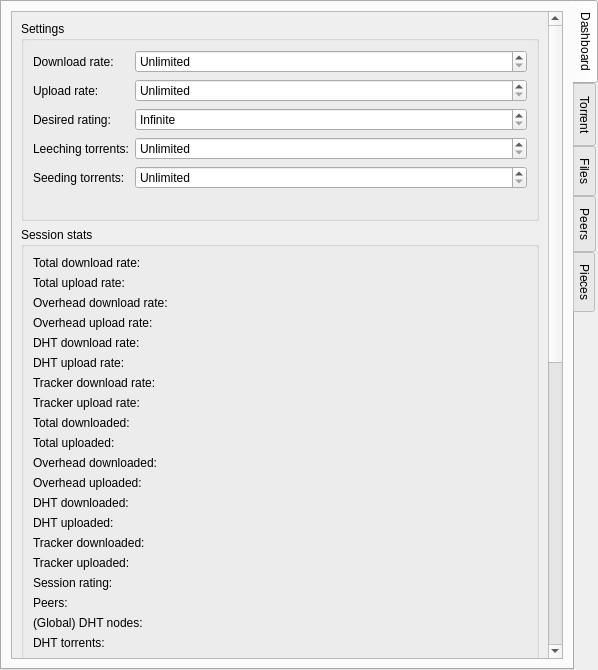
Qt form src/plugins/torrent/tabwidget.ui (0xd34df00d/leechcraft) before a commit.
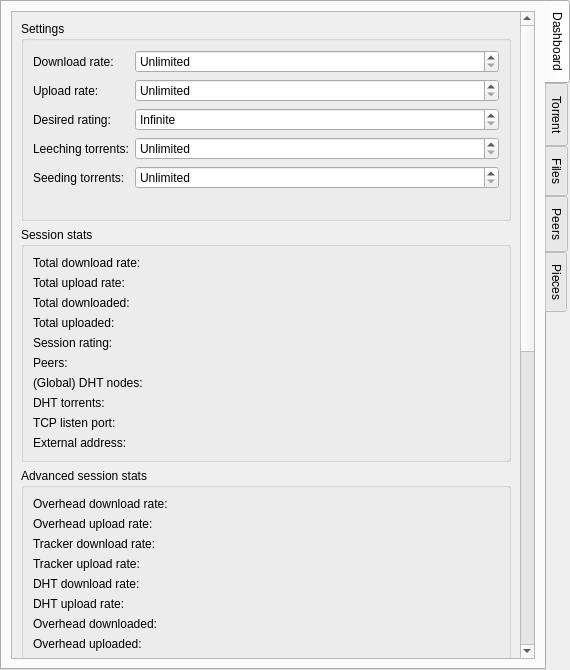
The same form after that commit. Custom widgets are drawn as their Qt base class.

The edit to the form file:
```diff
--- a/src/plugins/torrent/tabwidget.ui
+++ b/src/plugins/torrent/tabwidget.ui
@@ -6,7 +6,7 @@
    <rect>
     <x>0</x>
     <y>0</y>
-    <width>598</width>
+    <width>570</width>
     <height>670</height>
    </rect>
   </property>
@@ -45,9 +45,9 @@
        <property name="geometry" >
         <rect>
          <x>0</x>
-         <y>-643</y>
-         <width>530</width>
-         <height>1370</height>
+         <y>0</y>
+         <width>502</width>
+         <height>1416</height>
         </rect>
        </property>
        <layout class="QVBoxLayout" name="verticalLayout_6" >
@@ -203,14 +203,11 @@
          </widget>
         </item>
         <item>
-         <widget class="QGroupBox" name="groupBox_5" >
+         <widget class="QGroupBox" name="BoxSessionStats_" >
           <property name="title" >
            <string>Session stats</string>
           </property>
           <layout class="QFormLayout" name="formLayout_3" >
-           <property name="fieldGrowthPolicy" >
-            <enum>QFormLayout::ExpandingFieldsGrow</enum>
-           </property>
            <item row="0" column="0" >
             <widget class="QLabel" name="label_22" >
              <property name="text" >
@@ -240,280 +237,292 @@
             </widget>
            </item>
            <item row="2" column="0" >
-            <widget class="QLabel" name="label_53" >
-             <property name="text" >
-              <string>Overhead download rate:</string>
-             </property>
-            </widget>
-           </item>
-           <item row="2" column="1" >
-            <widget class="QLabel" name="LabelOverheadDownloadRate_" >
-             <property name="text" >
-              <string/>
-             </property>
-            </widget>
-           </item>
-           <item row="3" column="0" >
-            <widget class="QLabel" name="label_57" >
-             <property name="text" >
-              <string>Overhead upload rate:</string>
-             </property>
-            </widget>
-           </item>
-           <item row="3" column="1" >
-            <widget class="QLabel" name="LabelOverheadUploadRate_" >
-             <property name="text" >
-              <string/>
-             </property>
-            </widget>
-           </item>
-           <item row="4" column="0" >
-            <widget class="QLabel" name="label_58" >
-             <property name="text" >
-              <string>DHT download rate:</string>
-             </property>
-            </widget>
-           </item>
-           <item row="4" column="1" >
-            <widget class="QLabel" name="LabelDHTDownloadRate_" >
-             <property name="text" >
-              <string/>
-             </property>
-            </widget>
-           </item>
-           <item row="5" column="0" >
-            <widget class="QLabel" name="label_62" >
-             <property name="text" >
-              <string>DHT upload rate:</string>
-             </property>
-            </widget>
-           </item>
-           <item row="5" column="1" >
-            <widget class="QLabel" name="LabelDHTUploadRate_" >
-             <property name="text" >
-              <string/>
-             </property>
-            </widget>
-           </item>
-           <item row="6" column="0" >
-            <widget class="QLabel" name="label_26" >
-             <property name="text" >
-              <string>Tracker download rate:</string>
-             </property>
-            </widget>
-           </item>
-           <item row="6" column="1" >
-            <widget class="QLabel" name="LabelTrackerDownloadRate_" >
-             <property name="text" >
-              <string/>
-             </property>
-            </widget>
-           </item>
-           <item row="7" column="0" >
-            <widget class="QLabel" name="label_27" >
-             <property name="text" >
-              <string>Tracker upload rate:</string>
-             </property>
-            </widget>
-           </item>
-           <item row="7" column="1" >
-            <widget class="QLabel" name="LabelTrackerUploadRate_" >
-             <property name="text" >
-              <string/>
-             </property>
-            </widget>
-           </item>
-           <item row="8" column="0" >
             <widget class="QLabel" name="label_24" >
              <property name="text" >
               <string>Total downloaded:</string>
              </property>
             </widget>
            </item>
-           <item row="9" column="0" >
+           <item row="2" column="1" >
+            <widget class="QLabel" name="LabelTotalDownloaded_" >
+             <property name="text" >
+              <string/>
+             </property>
+            </widget>
+           </item>
+           <item row="3" column="0" >
             <widget class="QLabel" name="label_25" >
              <property name="text" >
               <string>Total uploaded:</string>
              </property>
             </widget>
            </item>
-           <item row="9" column="1" >
+           <item row="3" column="1" >
             <widget class="QLabel" name="LabelTotalUploaded_" >
              <property name="text" >
               <string/>
              </property>
             </widget>
            </item>
-           <item row="16" column="0" >
+           <item row="4" column="0" >
             <widget class="QLabel" name="label_18" >
              <property name="text" >
               <string>Session rating:</string>
              </property>
             </widget>
            </item>
-           <item row="16" column="1" >
+           <item row="4" column="1" >
             <widget class="QLabel" name="LabelSessionRating_" >
              <property name="text" >
               <string/>
              </property>
             </widget>
            </item>
-           <item row="17" column="0" >
+           <item row="5" column="0" >
             <widget class="QLabel" name="label_28" >
              <property name="text" >
               <string>Peers:</string>
              </property>
             </widget>
            </item>
-           <item row="17" column="1" >
+           <item row="5" column="1" >
             <widget class="QLabel" name="LabelTotalPeers_" >
              <property name="text" >
               <string/>
              </property>
             </widget>
            </item>
-           <item row="18" column="0" >
+           <item row="6" column="0" >
             <widget class="QLabel" name="label_29" >
              <property name="text" >
               <string>(Global) DHT nodes:</string>
              </property>
             </widget>
            </item>
-           <item row="18" column="1" >
+           <item row="6" column="1" >
             <widget class="QLabel" name="LabelTotalDHTNodes_" >
              <property name="text" >
               <string/>
              </property>
             </widget>
            </item>
-           <item row="19" column="0" >
+           <item row="7" column="0" >
             <widget class="QLabel" name="label_30" >
              <property name="text" >
               <string>DHT torrents:</string>
              </property>
             </widget>
            </item>
-           <item row="19" column="1" >
+           <item row="7" column="1" >
             <widget class="QLabel" name="LabelDHTTorrents_" >
              <property name="text" >
               <string/>
              </property>
             </widget>
            </item>
-           <item row="20" column="0" >
+           <item row="8" column="0" >
             <widget class="QLabel" name="label_31" >
              <property name="text" >
               <string>TCP listen port:</string>
              </property>
             </widget>
            </item>
-           <item row="20" column="1" >
+           <item row="8" column="1" >
             <widget class="QLabel" name="LabelListenPort_" >
              <property name="text" >
               <string/>
              </property>
             </widget>
            </item>
-           <item row="21" column="0" >
+           <item row="9" column="0" >
             <widget class="QLabel" name="label_61" >
              <property name="text" >
               <string>External address:</string>
              </property>
             </widget>
            </item>
-           <item row="21" column="1" >
+           <item row="9" column="1" >
             <widget class="QLabel" name="LabelExternalAddress_" >
              <property name="text" >
               <string/>
              </property>
             </widget>
            </item>
-           <item row="8" column="1" >
-            <widget class="QLabel" name="LabelTotalDownloaded_" >
-             <property name="text" >
-              <string/>
-             </property>
-            </widget>
-           </item>
-           <item row="10" column="0" >
+          </layout>
+         </widget>
+        </item>
+        <item>
+         <widget class="QGroupBox" name="BoxAdvancedSessionStats_" >
+          <property name="title" >
+           <string>Advanced session stats</string>
+          </property>
+          <layout class="QFormLayout" name="formLayout_8" >
+           <property name="fieldGrowthPolicy" >
+            <enum>QFormLayout::ExpandingFieldsGrow</enum>
+           </property>
+           <item row="6" column="0" >
             <widget class="QLabel" name="label_66" >
              <property name="text" >
               <string>Overhead downloaded:</string>
              </property>
             </widget>
            </item>
-           <item row="11" column="0" >
+           <item row="6" column="1" >
+            <widget class="QLabel" name="LabelOverheadDownloaded_" >
+             <property name="text" >
+              <string/>
+             </property>
+            </widget>
+           </item>
+           <item row="7" column="0" >
             <widget class="QLabel" name="label_67" >
              <property name="text" >
               <string>Overhead uploaded:</string>
              </property>
             </widget>
            </item>
-           <item row="12" column="0" >
-            <widget class="QLabel" name="label_68" >
+           <item row="7" column="1" >
+            <widget class="QLabel" name="LabelOverheadUploaded_" >
              <property name="text" >
-              <string>DHT downloaded:</string>
+              <string/>
              </property>
             </widget>
            </item>
-           <item row="13" column="0" >
-            <widget class="QLabel" name="label_69" >
-             <property name="text" >
-              <string>DHT uploaded:</string>
-             </property>
-            </widget>
-           </item>
-           <item row="14" column="0" >
+           <item row="8" column="0" >
             <widget class="QLabel" name="label_70" >
              <property name="text" >
               <string>Tracker downloaded:</string>
              </property>
             </widget>
            </item>
-           <item row="15" column="0" >
+           <item row="8" column="1" >
+            <widget class="QLabel" name="LabelTrackerDownloaded_" >
+             <property name="text" >
+              <string/>
+             </property>
+            </widget>
+           </item>
+           <item row="9" column="0" >
             <widget class="QLabel" name="label_71" >
              <property name="text" >
               <string>Tracker uploaded:</string>
              </property>
             </widget>
            </item>
+           <item row="9" column="1" >
+            <widget class="QLabel" name="LabelTrackerUploaded_" >
+             <property name="text" >
+              <string/>
+             </property>
+            </widget>
+           </item>
+           <item row="10" column="0" >
+            <widget class="QLabel" name="label_68" >
+             <property name="text" >
+              <string>DHT downloaded:</string>
+             </property>
+            </widget>
+           </item>
            <item row="10" column="1" >
-            <widget class="QLabel" name="LabelOverheadDownloaded_" >
-             <property name="text" >
-              <string/>
-             </property>
-            </widget>
-           </item>
-           <item row="11" column="1" >
-            <widget class="QLabel" name="LabelOverheadUploaded_" >
-             <property name="text" >
-              <string/>
-             </property>
-            </widget>
-           </item>
-           <item row="12" column="1" >
             <widget class="QLabel" name="LabelDHTDownloaded_" >
              <property name="text" >
               <string/>
              </property>
             </widget>
            </item>
-           <item row="13" column="1" >
+           <item row="11" column="0" >
+            <widget class="QLabel" name="label_69" >
+             <property name="text" >
+              <string>DHT uploaded:</string>
+             </property>
+            </widget>
+           </item>
+           <item row="11" column="1" >
             <widget class="QLabel" name="LabelDHTUploaded_" >
              <property name="text" >
               <string/>
              </property>
             </widget>
            </item>
-           <item row="14" column="1" >
-            <widget class="QLabel" name="LabelTrackerDownloaded_" >
+           <item row="0" column="0" >
+            <widget class="QLabel" name="label_53" >
              <property name="text" >
+              <string>Overhead download rate:</string>
+             </property>
+            </widget>
+           </item>
+           <item row="1" column="0" >
+            <widget class="QLabel" name="label_57" >
+             <property name="text" >
+              <string>Overhead upload rate:</string>
+             </property>
+            </widget>
+           </item>
+           <item row="0" column="1" >
+            <widget class="QLabel" name="LabelOverheadDownloadRate_" >
+             <property name="text" >
               <string/>
              </property>
             </widget>
            </item>
-           <item row="15" column="1" >
-            <widget class="QLabel" name="LabelTrackerUploaded_" >
+           <item row="1" column="1" >
+            <widget class="QLabel" name="LabelOverheadUploadRate_" >
+             <property name="text" >
+              <string/>
+             </property>
+            </widget>
+           </item>
+           <item row="4" column="0" >
+            <widget class="QLabel" name="label_58" >
+             <property name="text" >
+              <string>DHT download rate:</string>
+             </property>
+            </widget>
+           </item>
+           <item row="5" column="0" >
+            <widget class="QLabel" name="label_62" >
+             <property name="text" >
+              <string>DHT upload rate:</string>
+             </property>
+            </widget>
+           </item>
+           <item row="2" column="0" >
+            <widget class="QLabel" name="label_26" >
+             <property name="text" >
+              <string>Tracker download rate:</string>
+             </property>
+            </widget>
+           </item>
+           <item row="3" column="0" >
+            <widget class="QLabel" name="label_27" >
+             <property name="text" >
+              <string>Tracker upload rate:</string>
+             </property>
+            </widget>
+           </item>
+           <item row="2" column="1" >
+            <widget class="QLabel" name="LabelTrackerDownloadRate_" >
+             <property name="text" >
+              <string/>
+             </property>
+            </widget>
+           </item>
+           <item row="3" column="1" >
+            <widget class="QLabel" name="LabelTrackerUploadRate_" >
+             <property name="text" >
+              <string/>
+             </property>
+            </widget>
+           </item>
+           <item row="4" column="1" >
+            <widget class="QLabel" name="LabelDHTDownloadRate_" >
+             <property name="text" >
+              <string/>
+             </property>
+            </widget>
+           </item>
+           <item row="5" column="1" >
+            <widget class="QLabel" name="LabelDHTUploadRate_" >
              <property name="text" >
               <string/>
              </property>
@@ -523,7 +532,7 @@
          </widget>
         </item>
         <item>
-         <widget class="QGroupBox" name="groupBox_3" >
+         <widget class="QGroupBox" name="BoxPerTrackerStats_" >
           <property name="title" >
            <string>Per-tracker stats</string>
           </property>
@@ -560,7 +569,7 @@
          </widget>
         </item>
         <item>
-         <widget class="QGroupBox" name="groupBox_4" >
+         <widget class="QGroupBox" name="BoxCacheStats_" >
           <property name="title" >
            <string>Cache stats</string>
           </property>
@@ -741,9 +750,9 @@
        <property name="geometry" >
         <rect>
          <x>0</x>
-         <y>-277</y>
-         <width>530</width>
-         <height>1465</height>
+         <y>-862</y>
+         <width>502</width>
+         <height>1517</height>
         </rect>
        </property>
        <layout class="QVBoxLayout" name="verticalLayout" >
@@ -752,6 +761,8 @@
           <property name="title" >
            <string>Settings</string>
           </property>
+          <layout class="QVBoxLayout" name="verticalLayout_7" >
+           <item>
           <layout class="QFormLayout" name="formLayout_2" >
            <property name="fieldGrowthPolicy" >
             <enum>QFormLayout::AllNonFixedFieldsGrow</enum>
@@ -838,21 +849,11 @@
            <item row="3" column="1" >
             <widget class="LeechCraft::Util::TagsLineEdit" name="TorrentTags_" />
            </item>
-           <item row="6" column="1" >
-            <widget class="QCheckBox" name="TorrentSuperSeeding_" >
-             <property name="text" >
-              <string>Super seeding</string>
-             </property>
-            </widget>
+            </layout>
            </item>
-           <item row="5" column="1" >
-            <widget class="QCheckBox" name="TorrentSequentialDownload_" >
-             <property name="text" >
-              <string>Sequential download</string>
-             </property>
-            </widget>
-           </item>
-           <item row="4" column="1" >
+           <item>
+            <layout class="QVBoxLayout" name="verticalLayout_3" >
+             <item>
             <widget class="QCheckBox" name="TorrentManaged_" >
              <property name="text" >
               <string>Auto managed</string>
@@ -862,7 +863,25 @@
              </property>
             </widget>
            </item>
-          </layout>
+             <item>
+              <widget class="QCheckBox" name="TorrentSequentialDownload_" >
+               <property name="text" >
+                <string>Sequential download</string>
+               </property>
+              </widget>
+             </item>
+             <item>
+              <widget class="QCheckBox" name="TorrentSuperSeeding_" >
+               <property name="text" >
+                <string>Super seeding</string>
+               </property>
+              </widget>
+             </item>
+            </layout>
+           </item>
+          </layout>
+          <zorder>TorrentDownloadRateController_</zorder>
+          <zorder>TorrentUploadRateController_</zorder>
           <zorder>label_34</zorder>
           <zorder>label_36</zorder>
           <zorder>TorrentDesiredRating_</zorder>
@@ -872,10 +891,11 @@
           <zorder>TorrentManaged_</zorder>
           <zorder>TorrentSuperSeeding_</zorder>
           <zorder>TorrentSequentialDownload_</zorder>
+          <zorder></zorder>
          </widget>
         </item>
         <item>
-         <widget class="QGroupBox" name="groupBox_7" >
+         <widget class="QGroupBox" name="BoxTorrentStatus_" >
           <property name="title" >
            <string>Status</string>
           </property>
@@ -1019,150 +1039,159 @@
             </widget>
            </item>
            <item row="8" column="0" >
-            <widget class="QLabel" name="label_12" >
-             <property name="text" >
-              <string>Downloaded (session):</string>
-             </property>
-            </widget>
-           </item>
-           <item row="8" column="1" >
-            <widget class="QLabel" name="LabelDownloaded_" >
-             <property name="text" >
-              <string/>
-             </property>
-            </widget>
-           </item>
-           <item row="9" column="0" >
             <widget class="QLabel" name="label_64" >
              <property name="text" >
               <string>Wanted done:</string>
              </property>
             </widget>
            </item>
-           <item row="9" column="1" >
+           <item row="8" column="1" >
             <widget class="QLabel" name="LabelWantedDownloaded_" >
              <property name="text" >
               <string/>
              </property>
             </widget>
            </item>
-           <item row="10" column="0" >
-            <widget class="QLabel" name="label_39" >
-             <property name="text" >
-              <string>Uploaded (session):</string>
-             </property>
-            </widget>
-           </item>
-           <item row="10" column="1" >
-            <widget class="QLabel" name="LabelUploaded_" >
-             <property name="text" >
-              <string/>
-             </property>
-            </widget>
-           </item>
-           <item row="11" column="0" >
-            <widget class="QLabel" name="label_4" >
-             <property name="text" >
-              <string>Overall rating:</string>
-             </property>
-            </widget>
-           </item>
-           <item row="11" column="1" >
-            <widget class="QLabel" name="LabelTorrentOverallRating_" >
-             <property name="text" >
-              <string/>
-             </property>
-            </widget>
-           </item>
-           <item row="12" column="0" >
-            <widget class="QLabel" name="label_42" >
-             <property name="text" >
-              <string>Session rating:</string>
-             </property>
-            </widget>
-           </item>
-           <item row="12" column="1" >
-            <widget class="QLabel" name="LabelTorrentRating_" >
-             <property name="text" >
-              <string/>
-             </property>
-            </widget>
-           </item>
-           <item row="13" column="0" >
+          </layout>
+         </widget>
+        </item>
+        <item>
+         <widget class="QGroupBox" name="BoxTorrentAdvancedStatus_" >
+          <property name="title" >
+           <string>Advanced status</string>
+          </property>
+          <layout class="QFormLayout" name="formLayout_9" >
+           <item row="4" column="0" >
             <widget class="QLabel" name="label_43" >
              <property name="text" >
               <string>Active time:</string>
              </property>
             </widget>
            </item>
-           <item row="13" column="1" >
+           <item row="4" column="1" >
             <widget class="QLabel" name="LabelActiveTime_" >
              <property name="text" >
               <string/>
              </property>
             </widget>
            </item>
-           <item row="14" column="0" >
+           <item row="5" column="0" >
             <widget class="QLabel" name="label_51" >
              <property name="text" >
               <string>Seeding time:</string>
              </property>
             </widget>
            </item>
-           <item row="14" column="1" >
+           <item row="5" column="1" >
             <widget class="QLabel" name="LabelSeedingTime_" >
              <property name="text" >
               <string/>
              </property>
             </widget>
            </item>
-           <item row="15" column="0" >
+           <item row="6" column="0" >
             <widget class="QLabel" name="label_60" >
              <property name="text" >
               <string>Seed rank:</string>
              </property>
             </widget>
            </item>
-           <item row="15" column="1" >
+           <item row="6" column="1" >
             <widget class="QLabel" name="LabelSeedRank_" >
              <property name="text" >
               <string/>
              </property>
             </widget>
            </item>
-           <item row="16" column="0" >
+           <item row="7" column="0" >
             <widget class="QLabel" name="label_7" >
              <property name="text" >
               <string>Next announce:</string>
              </property>
             </widget>
            </item>
-           <item row="16" column="1" >
+           <item row="7" column="1" >
             <widget class="QLabel" name="LabelNextAnnounce_" >
              <property name="text" >
               <string/>
              </property>
             </widget>
            </item>
-           <item row="17" column="0" >
+           <item row="8" column="0" >
             <widget class="QLabel" name="label_35" >
              <property name="text" >
               <string>Last scrape:</string>
              </property>
             </widget>
            </item>
-           <item row="17" column="1" >
+           <item row="8" column="1" >
             <widget class="QLabel" name="LabelLastScrape_" >
              <property name="text" >
               <string/>
              </property>
             </widget>
            </item>
+           <item row="0" column="0" >
+            <widget class="QLabel" name="label_12" >
+             <property name="text" >
+              <string>Downloaded (session):</string>
+             </property>
+            </widget>
+           </item>
+           <item row="1" column="0" >
+            <widget class="QLabel" name="label_39" >
+             <property name="text" >
+              <string>Uploaded (session):</string>
+             </property>
+            </widget>
+           </item>
+           <item row="0" column="1" >
+            <widget class="QLabel" name="LabelDownloaded_" >
+             <property name="text" >
+              <string/>
+             </property>
+            </widget>
+           </item>
+           <item row="1" column="1" >
+            <widget class="QLabel" name="LabelUploaded_" >
+             <property name="text" >
+              <string/>
+             </property>
+            </widget>
+           </item>
+           <item row="2" column="0" >
+            <widget class="QLabel" name="label_4" >
+             <property name="text" >
+              <string>Overall rating:</string>
+             </property>
+            </widget>
+           </item>
+           <item row="3" column="0" >
+            <widget class="QLabel" name="label_42" >
+             <property name="text" >
+              <string>Session rating:</string>
+             </property>
+            </widget>
+           </item>
+           <item row="2" column="1" >
+            <widget class="QLabel" name="LabelTorrentOverallRating_" >
+             <property name="text" >
+              <string/>
+             </property>
+            </widget>
+           </item>
+           <item row="3" column="1" >
+            <widget class="QLabel" name="LabelTorrentRating_" >
+             <property name="text" >
+              <string/>
+             </property>
+            </widget>
+           </item>
           </layout>
          </widget>
         </item>
         <item>
-         <widget class="QGroupBox" name="groupBox_6" >
+         <widget class="QGroupBox" name="BoxTorrentInfo_" >
           <property name="title" >
            <string>Info</string>
           </property>
@@ -1384,7 +1413,7 @@
          </widget>
         </item>
         <item>
-         <widget class="QGroupBox" name="groupBox_8" >
+         <widget class="QGroupBox" name="BoxTorrentPeers_" >
           <property name="title" >
            <string>Peers</string>
           </property>
@@ -1521,6 +1550,19 @@
           </layout>
          </widget>
         </item>
+        <item>
+         <spacer name="verticalSpacer" >
+          <property name="orientation" >
+           <enum>Qt::Vertical</enum>
+          </property>
+          <property name="sizeHint" stdset="0" >
+           <size>
+            <width>20</width>
+            <height>40</height>
+           </size>
+          </property>
+         </spacer>
+        </item>
        </layout>
       </widget>
      </widget>
```
Lines whose indentation alone changed are shown as unchanged.
